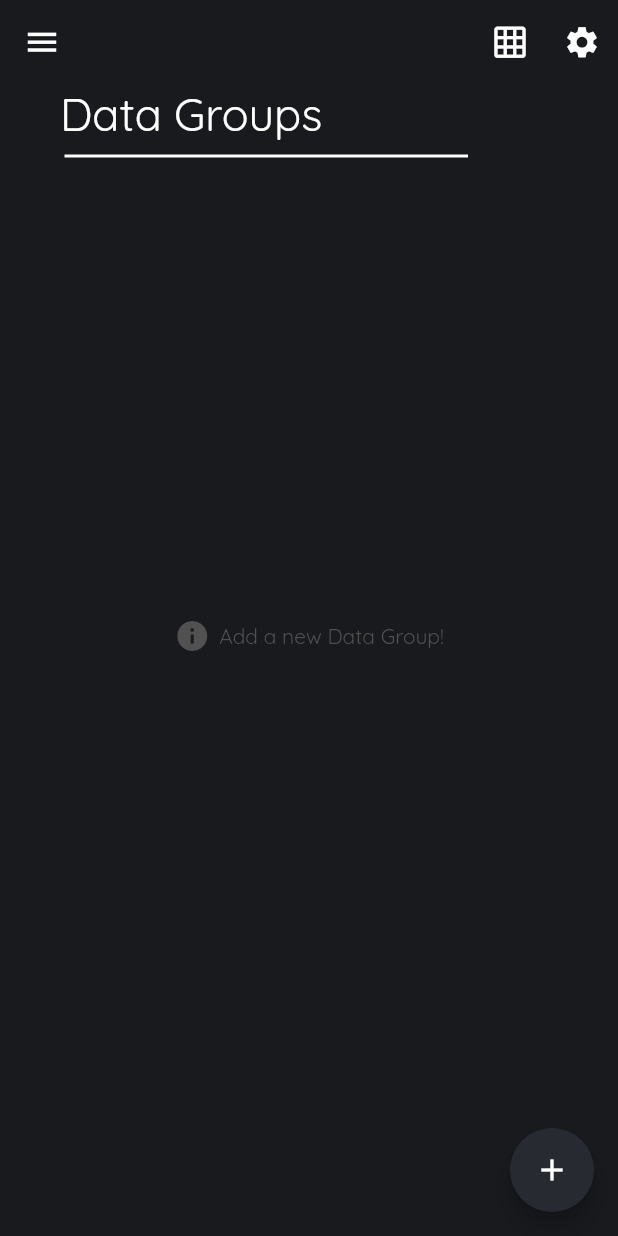
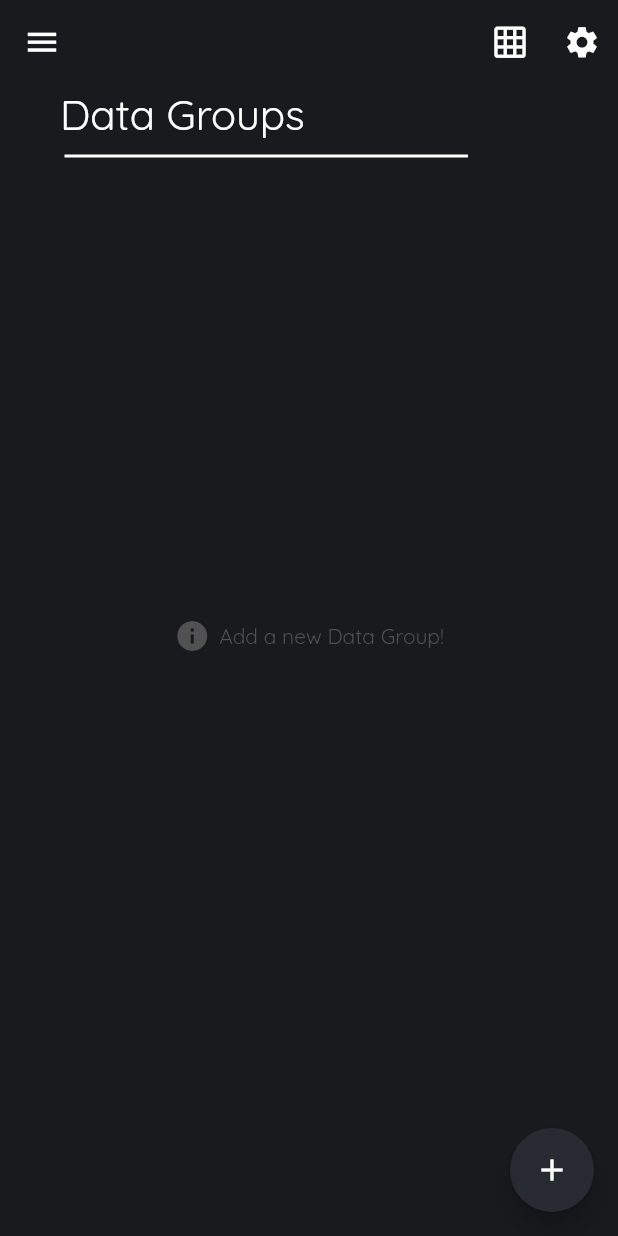
Before and after one commit to dangersflow/stats_viewer, a Flutter app: the screen it shows after launch, on a phone screen of 412 x 824 dp. Run offline on Flutter 3.47's test engine with Material 2 defaults, Android fonts, the phone set to English and light mode, and no system bars; our stand-ins replace flutter_icons.

Commit message:
some changes

```diff
--- a/stats_viewer/lib/main.dart
+++ b/stats_viewer/lib/main.dart
@@ -94,7 +94,7 @@
             Row(
               children: [
                 Container(padding: EdgeInsets.all(20)),
-                Text("Data Groups", style: TextStyle(fontSize: 30, color: Colors.white),),
+                Text("Data Groups", style: TextStyle(fontSize: 28, color: Colors.white),),
               ],
             ),
             Divider(color: Colors.white, endIndent: 100, indent: 43, thickness: 2,),
```
